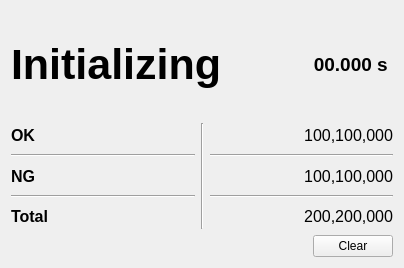
Before: the Qt Designer form showinfo4result.ui in YeeeeRQ/SpeakerTest, drawn with Qt 5.
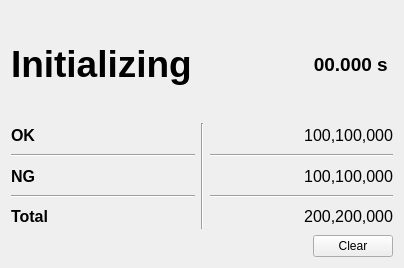
After: the same form once the commit is applied.

Commit message: 界面整理

What changed in the file:
```diff
--- a/showinfo4result.ui
+++ b/showinfo4result.ui
@@ -20,7 +20,7 @@
       <widget class="QLabel" name="label_Status">
        <property name="font">
         <font>
-         <pointsize>32</pointsize>
+         <pointsize>28</pointsize>
          <bold>true</bold>
         </font>
        </property>
```
The commit also changes 5 other files.
